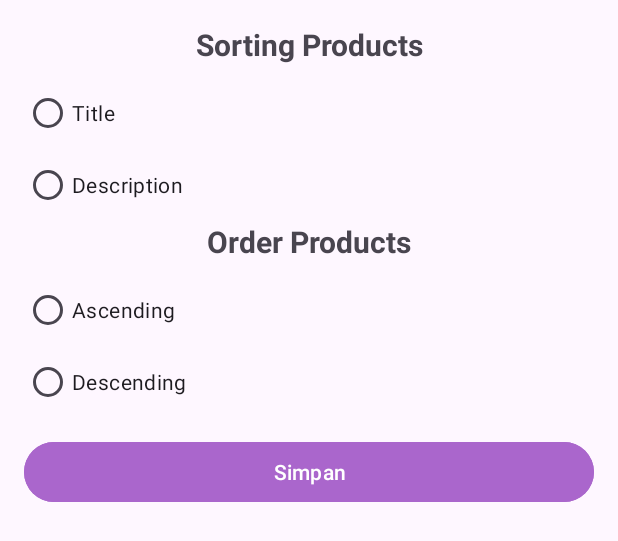
After one commit to adistaufa17/MyFriends-FinalProject, an Android app: the layout bottom_sheet_sorting_products.xml on its own in the app's theme, with its tools: preview values and no code run, on a phone screen of 412 x 824 dp. The commit adds this screen. Shown: the top 541 px of the screen. Run offline under Robolectric (Android 15) with nearby library versions, the phone set to English and light mode, and no system bars.

Commit message:
sortProduct & filterProduct

```diff
--- /dev/null
+++ b/app/src/main/res/drawable/ic_filter.xml
@@ -0,0 +1,5 @@
+<vector xmlns:android="http://schemas.android.com/apk/res/android" android:height="24dp" android:tint="#000000" android:viewportHeight="24" android:viewportWidth="24" android:width="24dp">
+
+    <path android:fillColor="@android:color/white" android:pathData="M4.25,5.61C6.27,8.2 10,13 10,13v6c0,0.55 0.45,1 1,1h2c0.55,0 1,-0.45 1,-1v-6c0,0 3.72,-4.8 5.74,-7.39C20.25,4.95 19.78,4 18.95,4H5.04C4.21,4 3.74,4.95 4.25,5.61z"/>
+
+</vector>
--- /dev/null
+++ b/app/src/main/res/drawable/ic_sort.xml
@@ -0,0 +1,5 @@
+<vector xmlns:android="http://schemas.android.com/apk/res/android" android:height="24dp" android:tint="#000000" android:viewportHeight="24" android:viewportWidth="24" android:width="24dp">
+
+    <path android:fillColor="@android:color/white" android:pathData="M2,17h2v0.5L3,17.5v1h1v0.5L2,19v1h3v-4L2,16v1zM3,8h1L4,4L2,4v1h1v3zM2,11h1.8L2,13.1v0.9h3v-1L3.2,13L5,10.9L5,10L2,10v1zM7,5v2h14L21,5L7,5zM7,19h14v-2L7,17v2zM7,13h14v-2L7,11v2z"/>
+
+</vector>
--- /dev/null
+++ b/app/src/main/res/layout/bottom_sheet_sorting_products.xml
@@ -0,0 +1,73 @@
+<?xml version="1.0" encoding="utf-8"?>
+<LinearLayout xmlns:android="http://schemas.android.com/apk/res/android"
+    android:layout_width="match_parent"
+    android:layout_height="wrap_content"
+    android:orientation="vertical"
+    android:padding="16dp">
+
+    <TextView
+        android:layout_width="match_parent"
+        android:layout_height="wrap_content"
+        android:text="Sorting Products"
+        android:textAlignment="center"
+        android:textSize="20sp"
+        android:textStyle="bold"/>
+
+    <RadioGroup
+        android:id="@+id/sort"
+        android:layout_width="match_parent"
+        android:layout_height="wrap_content"
+        android:layout_marginTop="8dp">
+
+        <RadioButton
+            android:id="@+id/sort_title"
+            android:layout_width="match_parent"
+            android:layout_height="wrap_content"
+            android:text="Title"/>
+
+        <RadioButton
+            android:id="@+id/sort_desc"
+            android:layout_width="match_parent"
+            android:layout_height="wrap_content"
+            android:text="Description"/>
+
+
+    </RadioGroup>
+
+    <TextView
+        android:layout_width="match_parent"
+        android:layout_height="wrap_content"
+        android:text="Order Products"
+        android:textAlignment="center"
+        android:textSize="20sp"
+        android:textStyle="bold"/>
+
+    <RadioGroup
+        android:id="@+id/order"
+        android:layout_width="match_parent"
+        android:layout_height="wrap_content"
+        android:layout_marginTop="8dp">
+
+        <RadioButton
+            android:id="@+id/order_asc"
+            android:layout_width="match_parent"
+            android:layout_height="wrap_content"
+            android:text="Ascending"/>
+
+        <RadioButton
+            android:id="@+id/order_desc"
+            android:layout_width="match_parent"
+            android:layout_height="wrap_content"
+            android:text="Descending"/>
+
+    </RadioGroup>
+
+    <Button
+        android:id="@+id/btn_simpan"
+        android:layout_width="match_parent"
+        android:layout_height="wrap_content"
+        android:layout_marginTop="12dp"
+        android:backgroundTint="@android:color/holo_purple"
+        android:text="Simpan"/>
+
+</LinearLayout>
--- a/app/src/main/res/values/strings.xml
+++ b/app/src/main/res/values/strings.xml
@@ -42,4 +42,10 @@
     <string name="phone_number">Phone Number</string>
     <string name="my_friends">My Friends</string>
     <string name="profile_picture">Profile picture</string>
+    <string name="filter_products">Filter Products</string>
+    <string name="tops">Tops</string>
+    <string name="vehicle">Vehicle</string>
+    <string name="laptops">Laptops</string>
+    <string name="motorcycle">Motorcycle</string>
+    <string name="simpan">Simpan</string>
 </resources>
```
Also changed, not shown: app/src/main/java/com/adista/finalproject/ViewModel/FriendViewModel.kt (+12 -1 lines), app/src/main/java/com/adista/finalproject/activity/MainActivity.kt (+39 -34 lines), app/src/main/java/com/adista/finalproject/btm_sht/BottomSheetFilterProducts.kt (+4 -4 lines), app/src/main/java/com/adista/finalproject/btm_sht/BottomSheetSortingProducts.kt (renamed from app/src/main/java/com/adista/finalproject/btm_sht/BottomSheetSortingProduct.kt, +17 -8 lines), app/src/main/java/com/adista/finalproject/repository/ImplDataProductRepo.kt (+5 -6 lines), app/src/main/res/layout/activity_main.xml (+15 -3 lines), app/src/main/res/layout/bottom_sheet_filter_products.xml (added, +62 -0 lines), app/src/main/res/layout/item_friend.xml (+8 -2 lines).
